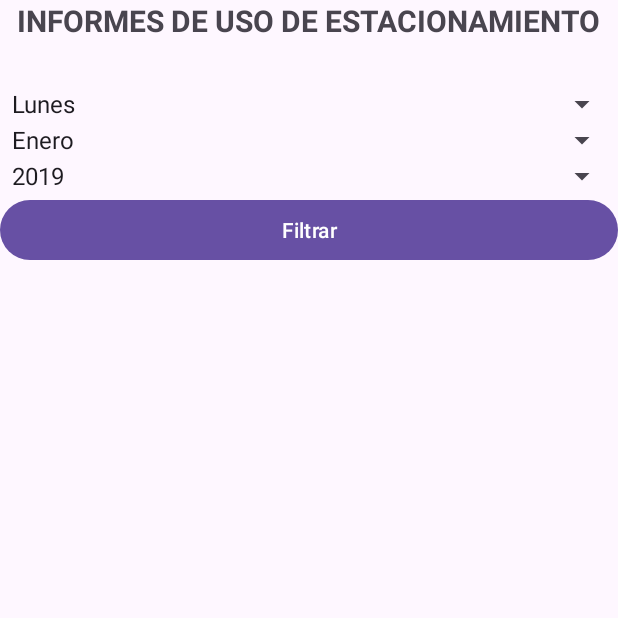
After one commit to JovaxdMc/ProyectoEstacionamiento, an Android app: the informes screen opened directly, with no data from a screen before it, on a phone screen of 412 x 824 dp, the top half of it. The commit adds this screen. Run offline under Robolectric (Android 15) with nearby library versions, the phone set to English and light mode, and no system bars; our stand-ins replace Volley; network calls fail.

```diff
--- /dev/null
+++ b/app/src/main/java/com/example/proyectoestacionamiento/informes.java
@@ -0,0 +1,105 @@
+package com.example.proyectoestacionamiento;
+
+import android.os.Bundle;
+import android.view.View;
+import android.widget.ArrayAdapter;
+import android.widget.Button;
+import android.widget.Spinner;
+
+import androidx.appcompat.app.AppCompatActivity;
+
+import com.android.volley.Request;
+import com.android.volley.RequestQueue;
+import com.android.volley.Response;
+import com.android.volley.VolleyError;
+import com.android.volley.toolbox.JsonObjectRequest;
+import com.android.volley.toolbox.Volley;
+
+import org.json.JSONArray;
+import org.json.JSONException;
+import org.json.JSONObject;
+
+import java.util.ArrayList;
+import java.util.Calendar;
+import java.util.List;
+
+public class informes extends AppCompatActivity {
+
+    Spinner spinnerDay;
+    Spinner spinnerMonth;
+    Spinner spinnerYear;
+
+    @Override
+    protected void onCreate(Bundle savedInstanceState) {
+        super.onCreate(savedInstanceState);
+        setContentView(R.layout.activity_informes);
+
+        spinnerDay = findViewById(R.id.spinnerDay);
+        spinnerMonth = findViewById(R.id.spinnerMonth);
+        spinnerYear = findViewById(R.id.spinnerYear);
+
+        ArrayAdapter<CharSequence> adapterDay = ArrayAdapter.createFromResource(this, R.array.days_of_week, android.R.layout.simple_spinner_item);
+        adapterDay.setDropDownViewResource(android.R.layout.simple_spinner_dropdown_item);
+        spinnerDay.setAdapter(adapterDay);
+
+        ArrayAdapter<CharSequence> adapterMonth = ArrayAdapter.createFromResource(this, R.array.months, android.R.layout.simple_spinner_item);
+        adapterMonth.setDropDownViewResource(android.R.layout.simple_spinner_dropdown_item);
+        spinnerMonth.setAdapter(adapterMonth);
+
+        List<String> years = new ArrayList<>();
+        for (int i = 2019; i <= Calendar.getInstance().get(Calendar.YEAR); i++) {
+            years.add(Integer.toString(i));
+        }
+        ArrayAdapter<String> adapterYear = new ArrayAdapter<>(this, android.R.layout.simple_spinner_item, years);
+        adapterYear.setDropDownViewResource(android.R.layout.simple_spinner_dropdown_item);
+        spinnerYear.setAdapter(adapterYear);
+
+        Button btnFilter = findViewById(R.id.btnFilter);
+        btnFilter.setOnClickListener(new View.OnClickListener() {
+            @Override
+            public void onClick(View v) {
+                String selectedDay = spinnerDay.getSelectedItem().toString();
+                String selectedMonth = spinnerMonth.getSelectedItem().toString();
+                String selectedYear = spinnerYear.getSelectedItem().toString();
+
+                // Convierte los días y meses a valores numéricos si es necesario
+                int dayIndex = spinnerDay.getSelectedItemPosition() + 1; // Por ejemplo, 1 para Lunes
+                int monthIndex = spinnerMonth.getSelectedItemPosition() + 1; // Por ejemplo, 1 para Enero
+
+                // Construye la URL de tu API con los parámetros de filtro
+                String url = "https://estacionamientohmagdl.000webhostapp.com/Estacionamiento/api.php?accion=por_mes&mes=" + monthIndex + "&anio=" + selectedYear;
+
+                // Realiza la llamada a la API usando Volley
+                JsonObjectRequest request = new JsonObjectRequest(Request.Method.GET, url, null,
+                        new Response.Listener<JSONObject>() {
+                            @Override
+                            public void onResponse(JSONObject response) {
+                                // Procesa la respuesta y actualiza el gráfico
+                                // Aquí deberías parsear los datos de la respuesta y usarlos para actualizar tu gráfico
+                                try {
+                                    JSONArray jsonArray = response.getJSONArray("informes");
+                                    for (int i = 0; i < jsonArray.length(); i++) {
+                                        JSONObject informe = jsonArray.getJSONObject(i);
+                                        // Procesa cada informe y actualiza el gráfico
+                                    }
+                                } catch (JSONException e) {
+                                    e.printStackTrace();
+                                }
+                            }
+                        },
+                        new Response.ErrorListener() {
+                            @Override
+                            public void onErrorResponse(VolleyError error) {
+
+                            }
+
+                        });
+
+                // Agrega la solicitud a la cola de Volley para ejecutarla
+                RequestQueue queue = Volley.newRequestQueue(informes.this);
+                queue.add(request);
+            }
+        });
+
+    }
+}
--- /dev/null
+++ b/app/src/main/res/layout/activity_informes.xml
@@ -0,0 +1,41 @@
+<LinearLayout
+    xmlns:android="http://schemas.android.com/apk/res/android"
+    xmlns:app="http://schemas.android.com/apk/res-auto"
+    xmlns:tools="http://schemas.android.com/tools"
+    android:layout_width="match_parent"
+    android:layout_height="match_parent"
+    android:orientation="vertical"
+    tools:context=".informes">
+
+    <TextView
+        android:layout_width="wrap_content"
+        android:layout_height="wrap_content"
+        android:text="INFORMES DE USO DE ESTACIONAMIENTO"
+        android:layout_gravity="center"
+        android:textSize="20sp"
+        android:layout_marginBottom="30sp"
+        android:textStyle="bold"></TextView>
+    <Spinner
+        android:id="@+id/spinnerDay"
+        android:layout_width="match_parent"
+        android:layout_height="wrap_content" />
+
+    <Spinner
+        android:id="@+id/spinnerMonth"
+        android:layout_width="match_parent"
+        android:layout_height="wrap_content" />
+
+    <Spinner
+        android:id="@+id/spinnerYear"
+        android:layout_width="match_parent"
+        android:layout_height="wrap_content" />
+
+    <Button
+        android:id="@+id/btnFilter"
+        android:layout_width="match_parent"
+        android:layout_height="wrap_content"
+        android:text="Filtrar" />
+
+
+
+</LinearLayout>
--- a/app/src/main/res/values/strings.xml
+++ b/app/src/main/res/values/strings.xml
@@ -45,6 +45,33 @@
     </string>
     <string name="title_activity_menu_admin">MenuAdmin</string>
 
+        ...
+        <string-array name="days_of_week">
+            <item>Lunes</item>
+            <item>Martes</item>
+            <item>Miércoles</item>
+            <item>Jueves</item>
+            <item>Viernes</item>
+            <item>Sábado</item>
+            <item>Domingo</item>
+        </string-array>
+
+        <string-array name="months">
+            <item>Enero</item>
+            <item>Febrero</item>
+            <item>Marzo</item>
+            <item>Abril</item>
+            <item>Mayo</item>
+            <item>Junio</item>
+            <item>Julio</item>
+            <item>Agosto</item>
+            <item>Septiembre</item>
+            <item>Octubre</item>
+            <item>Noviembre</item>
+            <item>Diciembre</item>
+        </string-array>
+
+
     <!-- Nuevas definiciones para el Spinner -->
     <string-array name="roles">
         <item>Admin</item>
```
Also changed, not shown: app/src/main/AndroidManifest.xml (+7 -5 lines), app/src/main/java/com/example/proyectoestacionamiento/MenuUsers2.java (+24 -21 lines), app/src/main/java/com/example/proyectoestacionamiento/espacioEstacionamiento.java (+33 -20 lines), app/src/main/res/layout/activity_espacios_estacionamiento.xml (+8 -0 lines).
